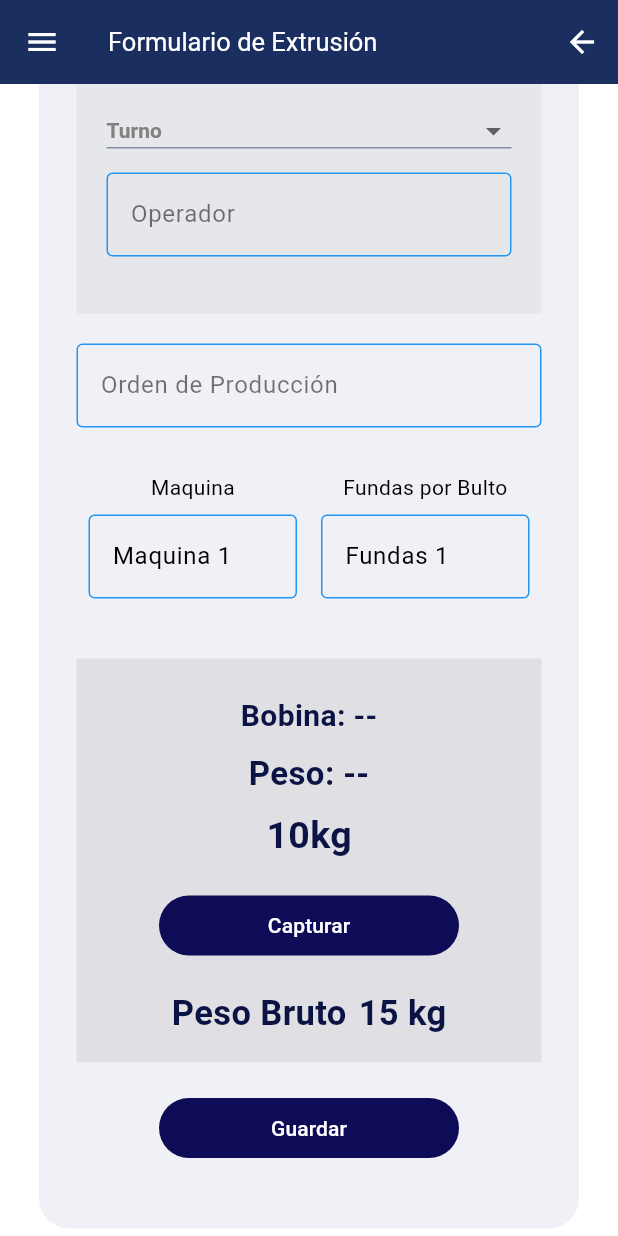
After one commit to lordmacu/sens2, a Flutter app: the SealedPrintTicket screen opened by its route, scrolled down 129 dp, after a tap on "Guardar", on a phone screen of 412 x 824 dp. The commit adds this screen. Run offline on Flutter 3.47's test engine with Material 3 defaults, Android fonts, the phone set to English and light mode, and no system bars; our stand-ins replace connectivity_plus, flutter_local_notifications, flutter_typeahead, get, get_storage, wakelock; missing offline and left inert: flutter_foreground_task, mqtt_client; accounts and stored records are empty.

Commit message:
feat: sellado page endwork and print ticket formularios!

```diff
--- a/lib/apps/apliplast/controllers/print_ticket_controller.dart
+++ b/lib/apps/apliplast/controllers/print_ticket_controller.dart
@@ -7,6 +7,7 @@ class PrintTicketController extends GetxController {
   var orderController = TextEditingController().obs;
   var rollController = TextEditingController().obs;
   var operatorController = TextEditingController().obs;
+
 
   var maquinController = TextEditingController().obs;
   var extentController = TextEditingController().obs;
--- /dev/null
+++ b/lib/apps/apliplast/views/impresion/sealed_print_ticket.dart
@@ -0,0 +1,251 @@
+
+
+import 'package:flutter/material.dart';
+import 'package:get/get.dart';
+import 'package:sens2/apps/apliplast/controllers/print_ticket_controller.dart';
+import 'package:sens2/apps/apliplast/views/impresion/widget/current_date_widget.dart';
+import 'package:flutter_typeahead/flutter_typeahead.dart';
+import 'package:sens2/apps/apliplast/views/impresion/widget/custom_widget.dart';
+import 'package:sens2/core/components/inputs/dropdown_text.dart';
+import 'package:sens2/core/components/inputs/input_text.dart';
+import 'package:sens2/core/components/buttons/button.dart';
+import 'package:sens2/core/components/inputs/type_ahead.dart';
+
+
+class SealedPrintTicket extends StatelessWidget {
+
+      PrintTicketController printicketController =
+      Get.find<PrintTicketController>();
+
+  final List<String> operators = [
+    'Operador 1',
+    'Operador 2',
+    'Operador 3'
+  ]; // Lista de operadores
+  @override
+  Widget build(BuildContext context) {
+    return Scaffold(
+      appBar: AppBar(
+        backgroundColor: Color.fromARGB(255, 25, 38, 83),
+        title: Text(
+          'Formulario de Extrusión',
+          style: TextStyle(color: Colors.white, fontSize: 17),
+        ),
+        iconTheme: IconThemeData(color: Colors.white),
+        leading: IconButton(
+          icon: Icon(Icons.menu),
+          onPressed: () {
+            Scaffold.of(context).openDrawer();
+          },
+        ),
+        actions: <Widget>[
+          IconButton(
+            icon: Icon(Icons.arrow_back),
+            onPressed: () {
+              Get.back(); // Utilizando Get para navegar hacia atrás
+            },
+          ),
+        ],
+      ),
+      drawer: Drawer(
+        child: ListView(
+          padding: EdgeInsets.zero,
+          children: <Widget>[
+            DrawerHeader(
+              decoration: BoxDecoration(
+                color: Colors.blue,
+              ),
+              child: Text(
+                'Menú',
+                style: TextStyle(
+                  color: Colors.white,
+                  fontSize: 24,
+                ),
+              ),
+            ),
+            ListTile(
+              title: Text('Opción 1'),
+              onTap: () {},
+            ),
+            ListTile(
+              title: Text('Opción 2'),
+              onTap: () {},
+            ),
+          ],
+        ),
+      ),
+      body: SingleChildScrollView(
+        child: Column(
+          children: [
+            SizedBox(height: 10),
+            Center(
+              child: Container(
+                margin: EdgeInsets.symmetric(vertical: 5, horizontal: 10),
+                width: 360,
+                decoration: BoxDecoration(
+                  color: Color.fromARGB(22, 79, 92, 150),
+                  borderRadius: BorderRadius.circular(20),
+                ),
+                padding: EdgeInsets.all(25),
+                child: Column(
+                  mainAxisAlignment: MainAxisAlignment.center,
+                  crossAxisAlignment: CrossAxisAlignment.center,
+                  children: [
+                    SizedBox(height: 8),
+                    Container(
+                      margin: EdgeInsets.only(top: 20, bottom: 20),
+                      padding: EdgeInsets.only(
+                          top: 20, bottom: 30, left: 20, right: 20),
+                      width: double.infinity,
+                      color: Colors.grey.shade400.withOpacity(0.2),
+                      child: Column(
+                        children: [
+                          Row(
+                            mainAxisAlignment: MainAxisAlignment.spaceBetween,
+                            children: [
+                              Text(
+                                'N° 14',
+                                style: TextStyle(
+                                  fontSize: 25,
+                                  fontWeight: FontWeight.bold,
+                                  color: Color.fromARGB(255, 11, 19, 68),
+                                ),
+                              ),
+                              CurrentDateWidget()
+                            ],
+                          ),
+                          SizedBox(height: 16),
+                          DropdownText(items: ['Turno', 'Item 2', 'Item 3']),
+                          SizedBox(height: 8),
+                          TypeAhead(
+                            suggestions: operators,
+                            text: "Operador",
+                            onSuggestionSelectedCallback: (String suggestion) {
+                              printicketController.operatorController.value.text = suggestion;
+                            },
+                          ),
+                          SizedBox(height: 8),
+                        ],
+                      ),
+                    ),
+                    TypeAhead(
+                      text: "Orden de Producción",
+                      onSuggestionSelectedCallback: (String suggestion) {
+                        printicketController.operatorController.value.text =
+                            suggestion;
+                      },
+                    ),
+                    SizedBox(height: 30),
+                    Column(
+                      children: <Widget>[
+                        Row(
+                          mainAxisAlignment: MainAxisAlignment.spaceEvenly,
+                          children: <Widget>[
+                            Flexible(
+                              child: Container(
+                                padding: EdgeInsets.only(left: 8, right: 8),
+                                child: Column(
+                                  children: [
+                                    Container(
+                                      child: Text(
+                                        'Maquina',
+                                        style: TextStyle(color: Colors.black),
+                                      ),
+                                    ),
+                                    SizedBox(height: 8),
+                                    Container(
+                                      child: TextFormField(
+                                        readOnly: true,
+                                        decoration: InputDecoration(
+                                          hintText: 'Maquina 1',
+                                        ),
+                                      ),
+                                    ),
+                                  ],
+                                ),
+                              ),
+                            ),
+                            Flexible(
+                              child: Container(
+                                padding: EdgeInsets.only(left: 8, right: 8),
+                                child: Column(
+                                  children: [
+                                    Container(
+                                      child: Text(
+                                        'Fundas por Bulto',
+                                        style: TextStyle(color: Colors.black),
+                                      ),
+                                    ),
+                                    SizedBox(height: 8),
+                                    Container(
+                                      child: TextFormField(
+                                        readOnly: true,
+                                        decoration: InputDecoration(
+                                          hintText: 'Fundas 1',
+                                        ),
+                                      ),
+                                    ),
+                                  ],
+                                ),
+                              ),
+                            ),
+                          ],
+                        ),
+                        SizedBox(height: 16),
+
+
+                      ],
+                    ),
+                    SizedBox(height: 8),
+
+                    CustomWidget(
+                    optionalTitle: 'Bobina: --',
+                    weightText: '10kg',
+                    mainText: 'Peso',
+                    incrementableValue: '--',
+                    buttonText: 'Capturar',
+                    optionalText: 'Peso Bruto',
+                    optionalNumber: 15,
+                  ),
+
+                    SizedBox(height: 10),
+                    Container(
+                      width: 200,
+                      padding: EdgeInsets.symmetric(vertical: 10.0),
+                      child: TextButton(
+                        onPressed: () {
+                          printicketController.send();
+                        },
+                        child: Text(
+                          'Guardar',
+                          style: TextStyle(color: Colors.white),
+                        ),
+                        style: ButtonStyle(
+                          backgroundColor: MaterialStateProperty.all<Color>(
+                            Color.fromARGB(255, 14, 12, 87),
+                          ),
+                          padding:
+                              MaterialStateProperty.all<EdgeInsetsGeometry>(
+                            EdgeInsets.symmetric(
+                                vertical: 10.0, horizontal: 20.0),
+                          ),
+                          shape:
+                              MaterialStateProperty.all<RoundedRectangleBorder>(
+                            RoundedRectangleBorder(
+                              borderRadius: BorderRadius.circular(20.0),
+                            ),
+                          ),
+                        ),
+                      ),
+                    ),
+                    SizedBox(height: 8),
+                  ],
+                ),
+              ),
+            ),
+          ],
+        ),
+      ),
+    );
+  }
+}
```
Also changed, not shown: lib/apps/apliplast/apliplast_main.dart (+16 -0 lines), lib/apps/apliplast/views/impresion/impresion_page.dart (+36 -35 lines), lib/apps/apliplast/views/impresion/sealed_end_work.dart (added, +373 -0 lines).
